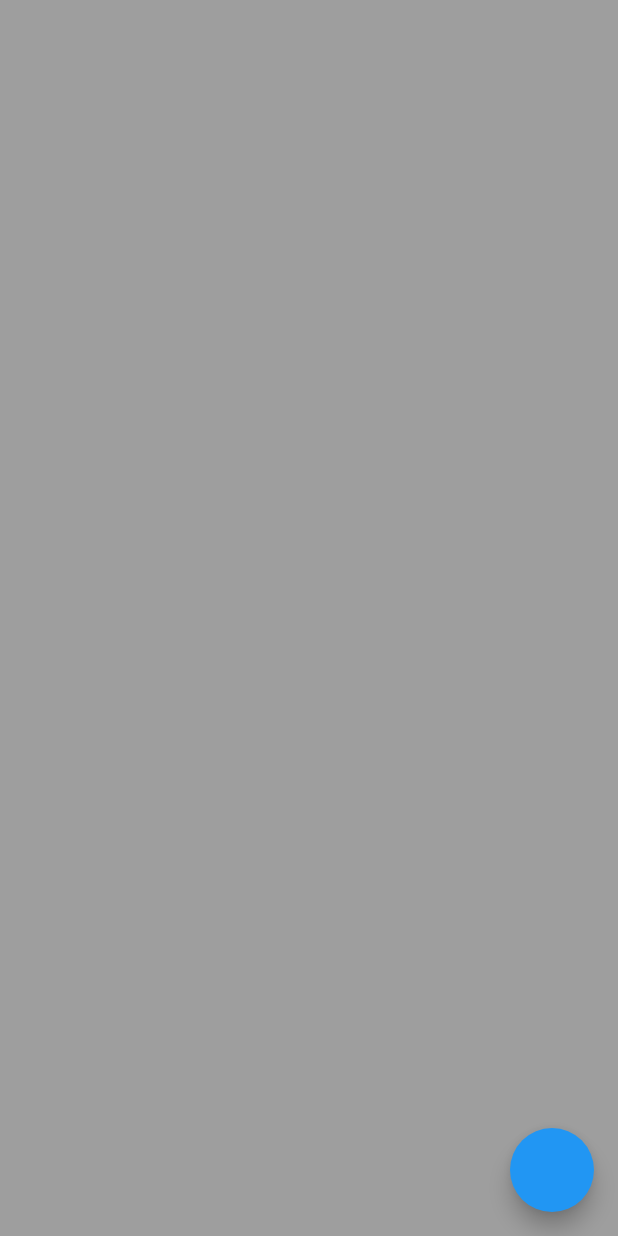
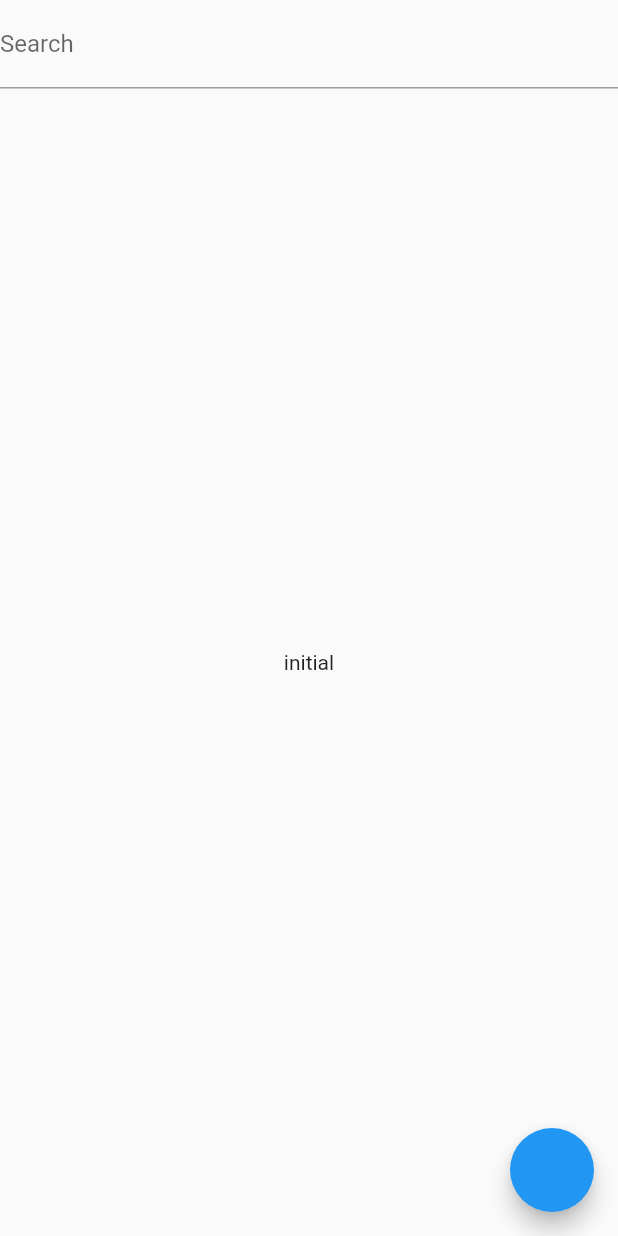
Before and after one commit to Collins-01/Weather_App_Flutter, a Flutter app: the screen it shows after launch, on a phone screen of 412 x 824 dp. Run offline on Flutter 3.47's test engine with Material 2 defaults, Android fonts, the phone set to English and light mode, and no system bars; our stand-ins replace equatable, flutter_bloc, hydrated_bloc; missing offline and left inert: network_client.

Commit message:
Added HydratedBlocOverride to main.dart

```diff
--- /dev/null
+++ b/lib/app.dart
@@ -0,0 +1,18 @@
+import 'package:flutter/material.dart';
+import 'package:weather_app_flutter/presentation/home/home_view.dart';
+
+class MyApp extends StatelessWidget {
+  const MyApp({Key? key}) : super(key: key);
+
+  // This widget is the root of your application.
+  @override
+  Widget build(BuildContext context) {
+    return MaterialApp(
+      title: 'Flutter Demo',
+      theme: ThemeData(
+        primarySwatch: Colors.blue,
+      ),
+      home: const HomePage(),
+    );
+  }
+}
--- a/lib/core/models/weather_model.dart
+++ b/lib/core/models/weather_model.dart
@@ -1,18 +1,28 @@
-class Weather {
+import 'package:equatable/equatable.dart';
+
+class Weather extends Equatable {
   final double lattitude;
   final double longitude;
   final String description;
   final String main;
   final double temprature;
   final int humidity;
-  Weather({
-    this.description = '',
-    this.humidity = 0,
-    this.lattitude = 0.0,
-    this.longitude = 0.0,
-    this.main = '',
-    this.temprature = 0,
+  const Weather({
+    required this.description,
+    required this.humidity,
+    required this.lattitude,
+    required this.longitude,
+    required this.main,
+    required this.temprature,
   });
+
+  static const empty = Weather(
+      temprature: 0,
+      main: '',
+      longitude: 0.0,
+      description: '',
+      humidity: 0,
+      lattitude: 0.0);
 
   factory Weather.fromJson(Map<String, dynamic> json) => Weather(
         description: json['weather'][0]['description'],
@@ -48,4 +58,8 @@ class Weather {
       temprature: temprature ?? this.temprature,
     );
   }
+
+  @override
+  List<Object?> get props =>
+      [longitude, main, description, lattitude, temprature, humidity];
 }
--- a/lib/main.dart
+++ b/lib/main.dart
@@ -1,29 +1,21 @@
 import 'package:flutter/material.dart';
+import 'package:hydrated_bloc/hydrated_bloc.dart';
 import 'package:network_client/network_client.dart';
-import 'package:weather_app_flutter/presentation/home/home_view.dart';
+import 'package:path_provider/path_provider.dart';
+import 'package:weather_app_flutter/app.dart';
 
-void main() {
-  runApp(
-    const MyApp(),
+void main() async {
+  WidgetsFlutterBinding.ensureInitialized();
+  final storage = await HydratedStorage.build(
+    storageDirectory: await getTemporaryDirectory(),
   );
   NetworkClient.init(
     'https://v1.nocodeapi.com',
+    enableLogging: true,
     headers: {},
   );
+  HydratedBlocOverrides.runZoned(
+    () => runApp(const MyApp()),
+    storage: storage,
+  );
 }
-
-class MyApp extends StatelessWidget {
-  const MyApp({Key? key}) : super(key: key);
-
-  // This widget is the root of your application.
-  @override
-  Widget build(BuildContext context) {
-    return MaterialApp(
-      title: 'Flutter Demo',
-      theme: ThemeData(
-        primarySwatch: Colors.blue,
-      ),
-      home: const HomeView(),
-    );
-  }
-}
--- /dev/null
+++ b/lib/presentation/home/bloc/home_cubit.dart
@@ -0,0 +1,34 @@
+import 'package:hydrated_bloc/hydrated_bloc.dart';
+import 'package:network_client/network_client.dart';
+import 'package:weather_app_flutter/core/services/weather_service.dart';
+import 'package:weather_app_flutter/presentation/home/bloc/home_state.dart';
+
+class HomeCubit extends HydratedCubit<HomeState> {
+  final WeatherService _weatherService;
+  HomeCubit({WeatherService? service})
+      : _weatherService = service ??
+            WeatherService(
+              networkClient: NetworkClient(),
+            ),
+        super(const HomeState());
+
+  Future fetchWeather(String q) async {
+    try {
+      emit(state.copyWith(status: HomeStatus.loading));
+      var res = await _weatherService.getWeather(q);
+      emit(state.copyWith(status: HomeStatus.success, weather: res));
+    } catch (e) {
+      emit(state.copyWith(status: HomeStatus.failure));
+    }
+  }
+
+  @override
+  HomeState fromJson(Map<String, dynamic> json) {
+    return HomeState.fromJson(json);
+  }
+
+  @override
+  Map<String, dynamic> toJson(HomeState state) {
+    return state.toJson();
+  }
+}
--- /dev/null
+++ b/lib/presentation/home/bloc/home_state.dart
@@ -0,0 +1,54 @@
+import 'package:equatable/equatable.dart';
+import 'package:weather_app_flutter/core/models/weather_model.dart';
+
+enum HomeStatus { loading, failure, success, initial }
+
+extension HomeStatusX on HomeStatus {
+  bool get isLoading => this == HomeStatus.loading;
+  bool get isSuccess => this == HomeStatus.success;
+  bool get isFailure => this == HomeStatus.failure;
+  bool get isInitial => this == HomeStatus.initial;
+  HomeStatus toStatus(String value) {
+    switch (value) {
+      case 'loading':
+        return HomeStatus.loading;
+      case 'initial':
+        return HomeStatus.initial;
+      case 'failure':
+        return HomeStatus.failure;
+
+      case 'success':
+        return HomeStatus.failure;
+      default:
+        return HomeStatus.initial;
+    }
+  }
+}
+
+class HomeState extends Equatable {
+  const HomeState({this.status = HomeStatus.initial, Weather? weather})
+      : weather = weather ?? Weather.empty;
+  final HomeStatus status;
+  final Weather weather;
+  @override
+  List<Object?> get props => [weather, status];
+
+  Map<String, dynamic> toJson() => {
+        'status': status.name,
+        'weather': weather.toJson(),
+      };
+
+  HomeState copyWith({HomeStatus? status, Weather? weather}) {
+    return HomeState(
+      status: status ?? this.status,
+      weather: weather ?? this.weather,
+    );
+  }
+
+  factory HomeState.fromJson(Map<String, dynamic> json) => HomeState(
+        status: json['status'],
+        weather: Weather.fromJson(
+          json['weather'],
+        ),
+      );
+}
--- a/lib/presentation/home/home_view.dart
+++ b/lib/presentation/home/home_view.dart
@@ -1,17 +1,95 @@
 import 'package:flutter/material.dart';
-import 'package:weather_app_flutter/core/repositories/repositories.dart';
+import 'package:flutter_bloc/flutter_bloc.dart';
 import 'package:weather_app_flutter/core/services/weather_service.dart';
+import 'package:weather_app_flutter/presentation/home/bloc/home_cubit.dart';
+import 'package:weather_app_flutter/presentation/home/bloc/home_state.dart';
+
+class HomePage extends StatelessWidget {
+  const HomePage({Key? key}) : super(key: key);
+
+  @override
+  Widget build(BuildContext context) {
+    return BlocProvider(
+      create: (context) => HomeCubit(),
+      child: HomeView(),
+    );
+  }
+}
 
 class HomeView extends StatelessWidget {
-  const HomeView({Key? key}) : super(key: key);
+  HomeView({Key? key}) : super(key: key);
+  final _controller = TextEditingController();
 
   @override
   Widget build(BuildContext context) {
     return Scaffold(
-      backgroundColor: Colors.grey,
-      floatingActionButton: FloatingActionButton(onPressed: () {
-        WeatherService().getWeather('China');
-      }),
+      // backgroundColor: Colors.grey,
+      body: SafeArea(
+        child: Column(
+          children: [
+            TextField(
+              controller: _controller,
+              decoration: const InputDecoration(labelText: 'Search'),
+            ),
+            Expanded(
+              child: BlocConsumer<HomeCubit, HomeState>(
+                builder: (context, state) {
+                  if (state.status.isInitial) {
+                    return Center(
+                      child: Text(state.status.name),
+                    );
+                  }
+                  if (state.status.isLoading) {
+                    return const Center(
+                      child: CircularProgressIndicator(),
+                    );
+                  }
+
+                  if (state.status.isSuccess) {
+                    return Center(
+                      child: Column(
+                        children: [
+                          Text("Humidity: ${state.weather.humidity}"),
+                          const SizedBox(
+                            height: 10,
+                          ),
+                          Text("Temprature: ${state.weather.temprature}"),
+                          const SizedBox(
+                            height: 10,
+                          ),
+                          Text("Longitude: ${state.weather.longitude}"),
+                          const SizedBox(
+                            height: 10,
+                          ),
+                          Text("Lattitude: ${state.weather.lattitude}"),
+                          const SizedBox(
+                            height: 10,
+                          ),
+                          Text("Description: ${state.weather.description}"),
+                          const SizedBox(
+                            height: 10,
+                          ),
+                        ],
+                      ),
+                    );
+                  }
+
+                  return Center(
+                    child: Text(state.status.name),
+                  );
+                },
+                listener: (context, state) {},
+                buildWhen: (previous, next) => previous.status != next.status,
+              ),
+            )
+          ],
+        ),
+      ),
+      floatingActionButton: FloatingActionButton(
+        onPressed: () {
+          WeatherService().getWeather('China');
+        },
+      ),
     );
   }
 }
--- a/pubspec.yaml
+++ b/pubspec.yaml
@@ -36,6 +36,10 @@ dependencies:
   cupertino_icons: ^1.0.2
   network_client:
     git: https://github.com/Collins-01/Network-Client.git
+  equatable: ^2.0.3
+  flutter_bloc: ^8.0.1
+  hydrated_bloc: ^8.1.0
+  path_provider: ^2.0.11
 
 dev_dependencies:
   flutter_test:
```
Also changed, not shown: pubspec.lock, 7 other files.
